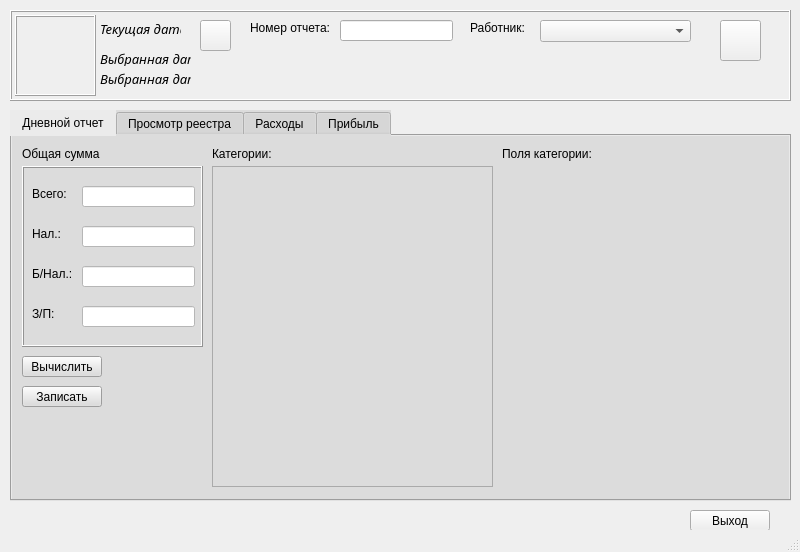
First picture: the form in mainwindow.ui, repository yuriybobko/PCReport, before the edit.
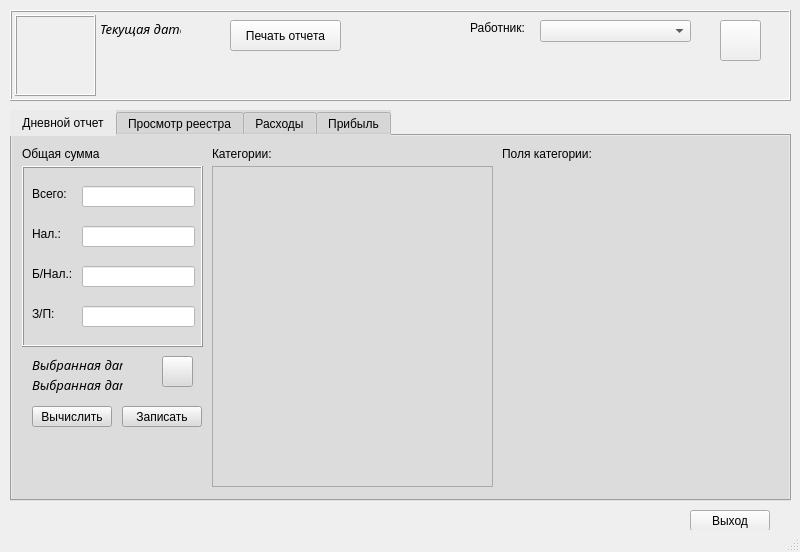
Second picture: the form after the edit.

What changed in the file:
```diff
--- a/mainwindow.ui
+++ b/mainwindow.ui
@@ -52,29 +52,6 @@
       <set>Qt::AlignLeading|Qt::AlignLeft|Qt::AlignTop</set>
      </property>
     </widget>
-    <widget class="QLabel" name="LblReportNum">
-     <property name="geometry">
-      <rect>
-       <x>240</x>
-       <y>10</y>
-       <width>81</width>
-       <height>16</height>
-      </rect>
-     </property>
-     <property name="text">
-      <string>Номер отчета:</string>
-     </property>
-    </widget>
-    <widget class="QLineEdit" name="EditReportNum">
-     <property name="geometry">
-      <rect>
-       <x>330</x>
-       <y>10</y>
-       <width>113</width>
-       <height>21</height>
-      </rect>
-     </property>
-    </widget>
     <widget class="QLabel" name="LblStaffer">
      <property name="geometry">
       <rect>
@@ -143,35 +120,12 @@
       </property>
      </widget>
     </widget>
-    <widget class="QLabel" name="LblSelectedDateHeader">
+    <widget class="QPushButton" name="BtnShowReportWindow">
      <property name="geometry">
       <rect>
-       <x>90</x>
-       <y>40</y>
-       <width>91</width>
-       <height>16</height>
-      </rect>
-     </property>
-     <property name="font">
-      <font>
-       <family>Monotype Corsiva</family>
-       <pointsize>10</pointsize>
-       <italic>true</italic>
-      </font>
-     </property>
-     <property name="text">
-      <string>Выбранная дата:</string>
-     </property>
-     <property name="alignment">
-      <set>Qt::AlignLeading|Qt::AlignLeft|Qt::AlignTop</set>
-     </property>
-    </widget>
-    <widget class="QPushButton" name="BtnCalendar">
-     <property name="geometry">
-      <rect>
-       <x>190</x>
+       <x>220</x>
        <y>10</y>
-       <width>31</width>
+       <width>111</width>
        <height>31</height>
       </rect>
      </property>
@@ -179,30 +133,7 @@
       <string>Календарь</string>
      </property>
      <property name="text">
-      <string/>
-     </property>
-    </widget>
-    <widget class="QLabel" name="LblSelectedDate">
-     <property name="geometry">
-      <rect>
-       <x>90</x>
-       <y>60</y>
-       <width>91</width>
-       <height>21</height>
-      </rect>
-     </property>
-     <property name="font">
-      <font>
-       <family>Monotype Corsiva</family>
-       <pointsize>10</pointsize>
-       <italic>true</italic>
-      </font>
-     </property>
-     <property name="text">
-      <string>Выбранная дата:</string>
-     </property>
-     <property name="alignment">
-      <set>Qt::AlignLeading|Qt::AlignLeft|Qt::AlignTop</set>
+      <string>Печать отчета</string>
      </property>
     </widget>
    </widget>
@@ -241,8 +172,8 @@
      <widget class="QPushButton" name="BtnFillFrameTotalSum">
       <property name="geometry">
        <rect>
-        <x>10</x>
-        <y>220</y>
+        <x>20</x>
+        <y>270</y>
         <width>80</width>
         <height>21</height>
        </rect>
@@ -398,8 +329,8 @@
      <widget class="QPushButton" name="BtnWriteRegisterToDataBase">
       <property name="geometry">
        <rect>
-        <x>10</x>
-        <y>250</y>
+        <x>110</x>
+        <y>270</y>
         <width>80</width>
         <height>21</height>
        </rect>
@@ -434,6 +365,68 @@
        <string>Общая сумма</string>
       </property>
      </widget>
+     <widget class="QLabel" name="LblSelectedDateHeader">
+      <property name="geometry">
+       <rect>
+        <x>20</x>
+        <y>220</y>
+        <width>91</width>
+        <height>16</height>
+       </rect>
+      </property>
+      <property name="font">
+       <font>
+        <family>Monotype Corsiva</family>
+        <pointsize>10</pointsize>
+        <italic>true</italic>
+       </font>
+      </property>
+      <property name="text">
+       <string>Выбранная дата:</string>
+      </property>
+      <property name="alignment">
+       <set>Qt::AlignLeading|Qt::AlignLeft|Qt::AlignTop</set>
+      </property>
+     </widget>
+     <widget class="QLabel" name="LblSelectedDate">
+      <property name="geometry">
+       <rect>
+        <x>20</x>
+        <y>240</y>
+        <width>91</width>
+        <height>21</height>
+       </rect>
+      </property>
+      <property name="font">
+       <font>
+        <family>Monotype Corsiva</family>
+        <pointsize>10</pointsize>
+        <italic>true</italic>
+       </font>
+      </property>
+      <property name="text">
+       <string>Выбранная дата:</string>
+      </property>
+      <property name="alignment">
+       <set>Qt::AlignLeading|Qt::AlignLeft|Qt::AlignTop</set>
+      </property>
+     </widget>
+     <widget class="QPushButton" name="BtnCalendar">
+      <property name="geometry">
+       <rect>
+        <x>150</x>
+        <y>220</y>
+        <width>31</width>
+        <height>31</height>
+       </rect>
+      </property>
+      <property name="statusTip">
+       <string>Календарь</string>
+      </property>
+      <property name="text">
+       <string/>
+      </property>
+     </widget>
     </widget>
     <widget class="QWidget" name="TabTableView">
      <attribute name="title">
```
Left out of the diff: 12 changed lines with no effect on the pictures.
